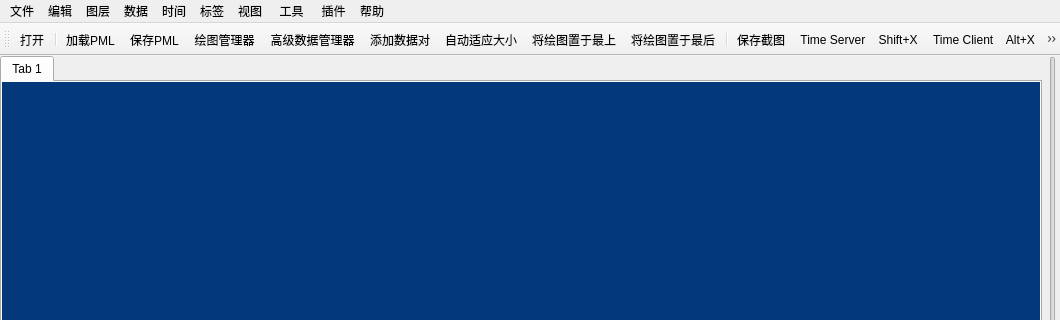
Old version of the form PlotXYDemo.ui in the repository whatudone/plotxy; both pictures show x 0 to 1060 and y 0 to 320 of the 1060 by 584 pixel window.
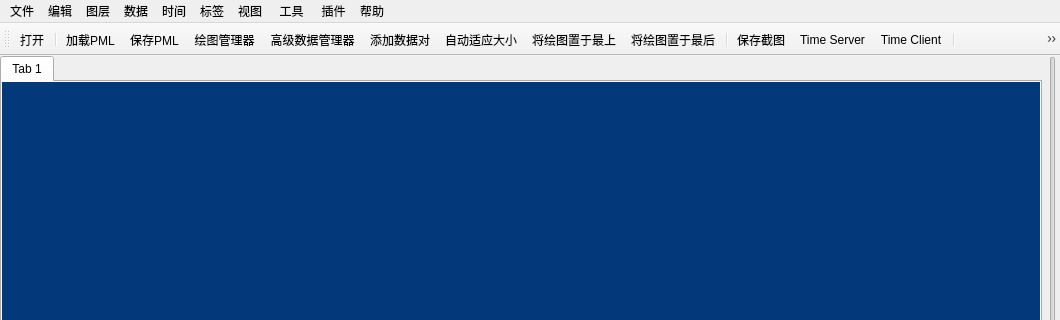
New version of the form. Icons and pictures are not drawn.

The edit to the form file:
```diff
--- a/PlotXYDemo.ui
+++ b/PlotXYDemo.ui
@@ -282,7 +282,7 @@
    <addaction name="actionPlot_Manager_Ctrl_M"/>
    <addaction name="actionAdvanced_Data_Manager"/>
    <addaction name="actionAdd_Plot_Pair_Ctrl_A"/>
-   <addaction name="actionAutofit"/>
+   <addaction name="actionAutofit_Full"/>
    <addaction name="actionBring_To_Front_Ctrl"/>
    <addaction name="actionSend_To_Back_Ctrl"/>
    <addaction name="separator"/>
@@ -571,12 +571,7 @@
     <string>导出 GOG...</string>
    </property>
   </action>
-  <action name="actionCreate_Plot">
-   <property name="text">
-    <string>创建绘图</string>
-   </property>
-  </action>
-  <action name="actionAutofit">
+  <action name="actionAutofit_Full">
    <property name="icon">
     <iconset resource="resources/toolbar.qrc">
      <normaloff>:/toolbar/autoadjust.png</normaloff>:/toolbar/autoadjust.png</iconset>
@@ -662,7 +657,10 @@
      <normaloff>:/toolbar/Play.png</normaloff>:/toolbar/Play.png</iconset>
    </property>
    <property name="text">
-    <string>播放        P</string>
+    <string>播放</string>
+   </property>
+   <property name="shortcut">
+    <string>P</string>
    </property>
   </action>
   <action name="actionReverse">
@@ -671,7 +669,10 @@
      <normaloff>:/toolbar/PlayBack.png</normaloff>:/toolbar/PlayBack.png</iconset>
    </property>
    <property name="text">
-    <string>倒放    Ctrl+D</string>
+    <string>倒放</string>
+   </property>
+   <property name="shortcut">
+    <string>Ctrl+D</string>
    </property>
   </action>
   <action name="actionReal_Time">
@@ -680,7 +681,10 @@
      <normaloff>:/toolbar/RealTime.png</normaloff>:/toolbar/RealTime.png</iconset>
    </property>
    <property name="text">
-    <string>实时模式     Shift+R</string>
+    <string>实时模式</string>
+   </property>
+   <property name="shortcut">
+    <string>Shift+R</string>
    </property>
   </action>
   <action name="actionTime_Controls">
@@ -689,7 +693,10 @@
      <normaloff>:/toolbar/TimeEditor.png</normaloff>:/toolbar/TimeEditor.png</iconset>
    </property>
    <property name="text">
-    <string>时间控制    Alt+T</string>
+    <string>时间控制</string>
+   </property>
+   <property name="shortcut">
+    <string>Alt+T</string>
    </property>
   </action>
   <action name="actionTime_Client">
@@ -698,7 +705,10 @@
      <normaloff>:/toolbar/TimeClient.png</normaloff>:/toolbar/TimeClient.png</iconset>
    </property>
    <property name="text">
-    <string>Time Client    Alt+X</string>
+    <string>Time Client</string>
+   </property>
+   <property name="shortcut">
+    <string>Alt+X</string>
    </property>
   </action>
   <action name="actionTime_Server">
@@ -707,7 +717,10 @@
      <normaloff>:/toolbar/TimeServer.png</normaloff>:/toolbar/TimeServer.png</iconset>
    </property>
    <property name="text">
-    <string>Time Server    Shift+X</string>
+    <string>Time Server</string>
+   </property>
+   <property name="shortcut">
+    <string>Shift+X</string>
    </property>
   </action>
   <action name="actionNew_Tab_Ctrl_T">
```
Left out of the diff: 273 changed lines with no effect on the pictures.
